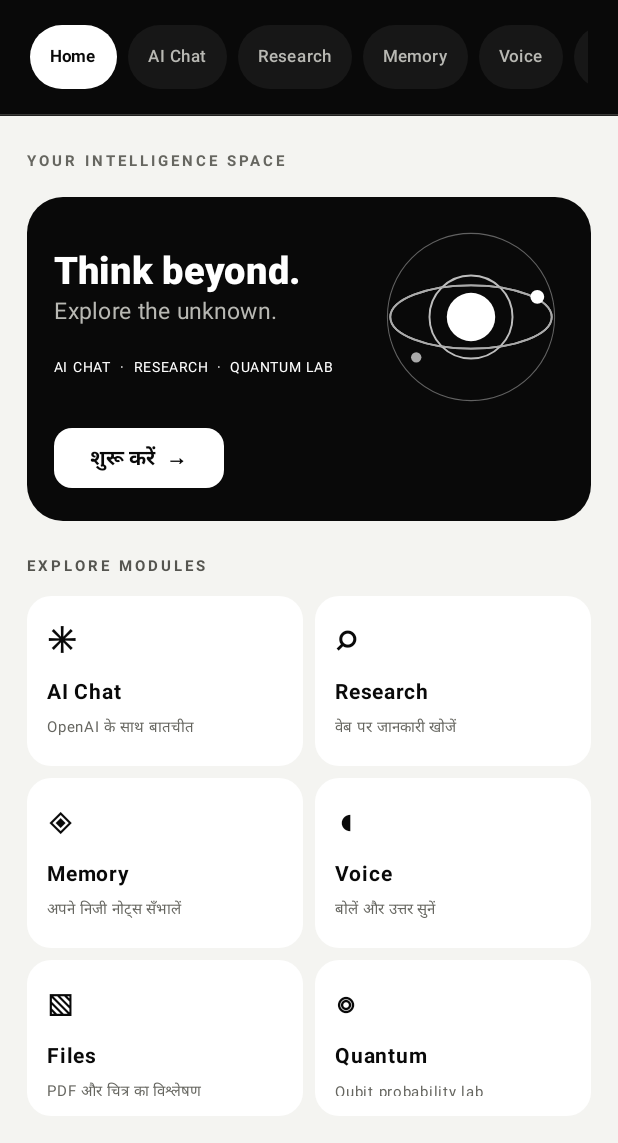
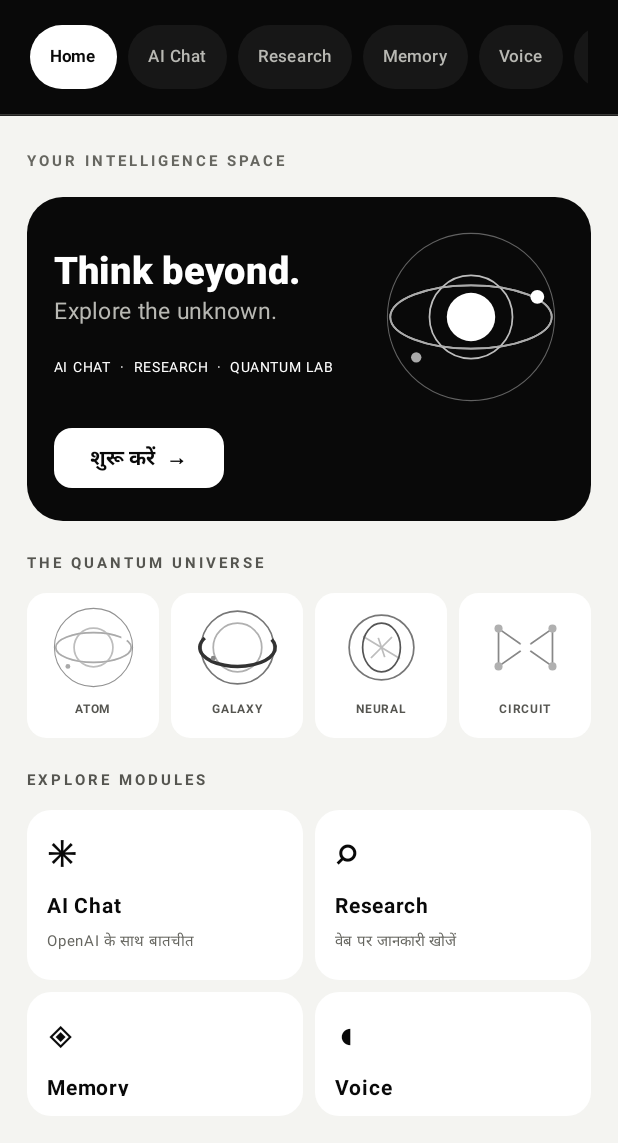
Before and after one commit to egalego-sudo/AstraQuantum-AI, an Android app built with Jetpack Compose: the screen it shows after launch (MainActivity), on a phone screen of 412 x 824 dp, the part 93-1236 px from its top. Run offline under Robolectric (Android 15) with nearby library versions, the phone set to English and light mode, and no system bars.

Commit message:
Add monochrome quantum visual gallery to home screen

```diff
--- a/app/src/main/java/com/bittupandit/astraquantumai/MainActivity.kt
+++ b/app/src/main/java/com/bittupandit/astraquantumai/MainActivity.kt
@@ -215,7 +215,20 @@ private fun AstraApp(
                             }
                         }
                     }
-                    Spacer(Modifier.height(18.dp))
+                    Spacer(Modifier.height(16.dp))
+                    Text("THE QUANTUM UNIVERSE", color = Color(0xFF555550), fontSize = 10.sp, fontWeight = FontWeight.Bold, letterSpacing = 2.sp)
+                    Spacer(Modifier.height(8.dp))
+                    Row(Modifier.fillMaxWidth(), horizontalArrangement = Arrangement.spacedBy(8.dp)) {
+                        listOf("ATOM", "GALAXY", "NEURAL", "CIRCUIT").forEachIndexed { index, label ->
+                            Card(modifier = Modifier.weight(1f), colors = CardDefaults.cardColors(containerColor = white), shape = RoundedCornerShape(13.dp)) {
+                                Column(Modifier.fillMaxWidth().padding(7.dp), horizontalAlignment = Alignment.CenterHorizontally) {
+                                    QuantumArtwork(Modifier.size(58.dp), index)
+                                    Text(label, color = Color(0xFF555550), fontSize = 8.sp, fontWeight = FontWeight.Bold, letterSpacing = .5.sp)
+                                }
+                            }
+                        }
+                    }
+                    Spacer(Modifier.height(16.dp))
                     Text("EXPLORE MODULES", color = Color(0xFF555550), fontSize = 10.sp, fontWeight = FontWeight.Bold, letterSpacing = 2.sp)
                     Spacer(Modifier.height(8.dp))
                     val modules = listOf(
@@ -399,17 +412,54 @@ private fun ColumnScope.SimplePage(title: String, description: String, content:
 }
 
 @Composable
-private fun QuantumArtwork(modifier: Modifier = Modifier) {
+private fun QuantumArtwork(modifier: Modifier = Modifier, variant: Int = 0) {
     Canvas(modifier) {
         val center = Offset(size.width / 2f, size.height / 2f)
         val radius = size.minDimension * .31f
-        drawCircle(Color.White, radius = radius * .42f, center = center)
-        drawCircle(Color(0xFFBDBDBD), radius = radius * .72f, center = center, style = Stroke(width = 1.3.dp.toPx()))
-        drawOval(Color(0xFFE8E8E8), topLeft = Offset(center.x - radius * 1.4f, center.y - radius * .55f), size = androidx.compose.ui.geometry.Size(radius * 2.8f, radius * 1.1f), style = Stroke(width = 1.2.dp.toPx()))
-        drawOval(Color(0xFF9B9B9B), topLeft = Offset(center.x - radius * 1.4f, center.y - radius * .55f), size = androidx.compose.ui.geometry.Size(radius * 2.8f, radius * 1.1f), style = Stroke(width = 1.2.dp.toPx()), alpha = .8f)
-        drawCircle(Color.White, radius = radius * .12f, center = Offset(center.x + radius * 1.15f, center.y - radius * .35f))
-        drawCircle(Color(0xFFAAAAAA), radius = radius * .09f, center = Offset(center.x - radius * .95f, center.y + radius * .7f))
-        drawCircle(Color(0xFF777777), radius = radius * 1.45f, center = center, style = Stroke(width = .7.dp.toPx()), alpha = .8f)
+        val thin = 1.15.dp.toPx()
+        when (variant) {
+            1 -> {
+                drawCircle(Color(0xFF777777), radius = radius * 1.35f, center = center, style = Stroke(thin))
+                drawCircle(Color(0xFFB0B0B0), radius = radius * .9f, center = center, style = Stroke(thin))
+                drawArc(Color(0xFF333333), -25f, 235f, false, Offset(center.x - radius * 1.4f, center.y - radius * .7f), androidx.compose.ui.geometry.Size(radius * 2.8f, radius * 1.4f), style = Stroke(thin * 2))
+                drawCircle(Color.White, radius = radius * .13f, center = Offset(center.x + radius * .8f, center.y - radius * .7f))
+                drawCircle(Color(0xFF888888), radius = radius * .09f, center = Offset(center.x - radius * .9f, center.y + radius * .4f))
+            }
+            2 -> {
+                drawCircle(Color(0xFF777777), radius = radius * 1.2f, center = center, style = Stroke(thin))
+                for (i in 0..5) {
+                    val x = center.x + (i - 2.5f) * radius * .32f
+                    val y = center.y + if (i % 2 == 0) -radius * .48f else radius * .48f
+                    drawLine(Color(0xFFBDBDBD), center, Offset(x, y), thin, cap = StrokeCap.Round)
+                    drawCircle(Color.White, radius = radius * .13f, center = Offset(x, y))
+                }
+                drawOval(Color(0xFF555555), Offset(center.x - radius * .7f, center.y - radius * .9f), androidx.compose.ui.geometry.Size(radius * 1.4f, radius * 1.8f), style = Stroke(thin))
+            }
+            3 -> {
+                val nodes = listOf(
+                    Offset(center.x - radius, center.y - radius * .7f),
+                    Offset(center.x + radius, center.y - radius * .7f),
+                    Offset(center.x - radius, center.y + radius * .7f),
+                    Offset(center.x + radius, center.y + radius * .7f),
+                    Offset(center.x, center.y)
+                )
+                listOf(0 to 4, 1 to 4, 2 to 4, 3 to 4, 0 to 2, 1 to 3).forEach { (a, b) ->
+                    drawLine(Color(0xFF888888), nodes[a], nodes[b], thin, cap = StrokeCap.Round)
+                }
+                nodes.forEachIndexed { index, point ->
+                    drawCircle(if (index == 4) Color.White else Color(0xFFB0B0B0), radius = if (index == 4) radius * .22f else radius * .15f, center = point)
+                }
+            }
+            else -> {
+                drawCircle(Color.White, radius = radius * .42f, center = center)
+                drawCircle(Color(0xFFBDBDBD), radius = radius * .72f, center = center, style = Stroke(width = thin))
+                drawOval(Color(0xFFE8E8E8), topLeft = Offset(center.x - radius * 1.4f, center.y - radius * .55f), size = androidx.compose.ui.geometry.Size(radius * 2.8f, radius * 1.1f), style = Stroke(width = thin))
+                drawOval(Color(0xFF9B9B9B), topLeft = Offset(center.x - radius * 1.4f, center.y - radius * .55f), size = androidx.compose.ui.geometry.Size(radius * 2.8f, radius * 1.1f), style = Stroke(width = thin), alpha = .8f)
+                drawCircle(Color.White, radius = radius * .12f, center = Offset(center.x + radius * 1.15f, center.y - radius * .35f))
+                drawCircle(Color(0xFFAAAAAA), radius = radius * .09f, center = Offset(center.x - radius * .95f, center.y + radius * .7f))
+                drawCircle(Color(0xFF777777), radius = radius * 1.45f, center = center, style = Stroke(width = .7.dp.toPx()), alpha = .8f)
+            }
+        }
     }
 }
 
```
